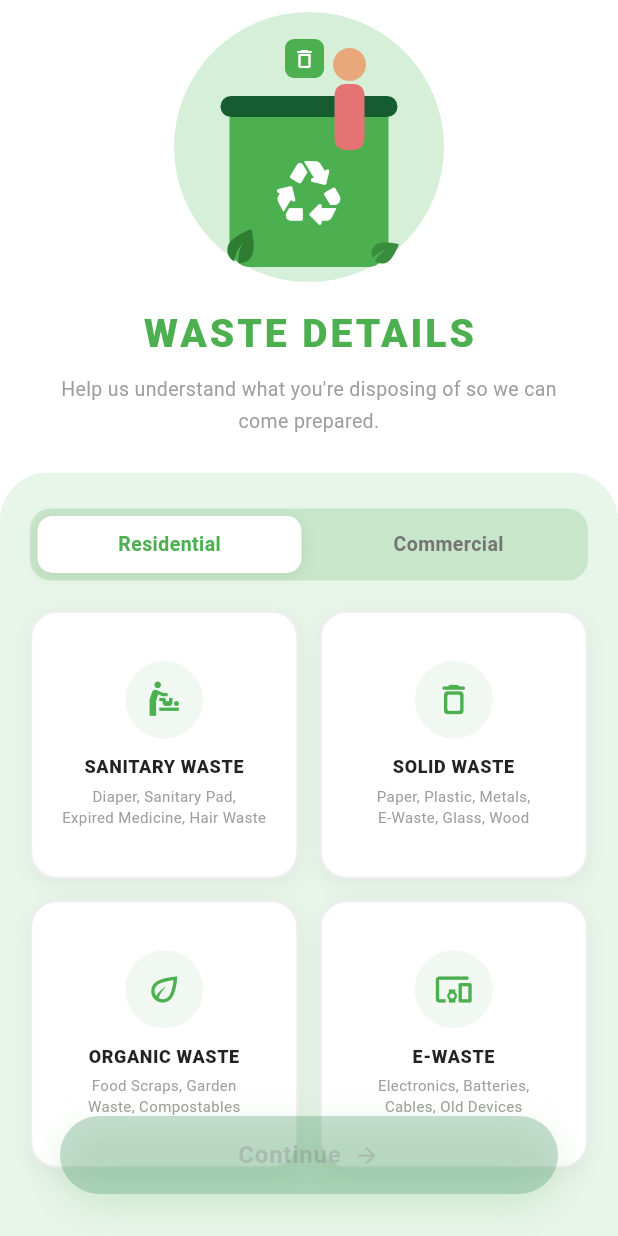
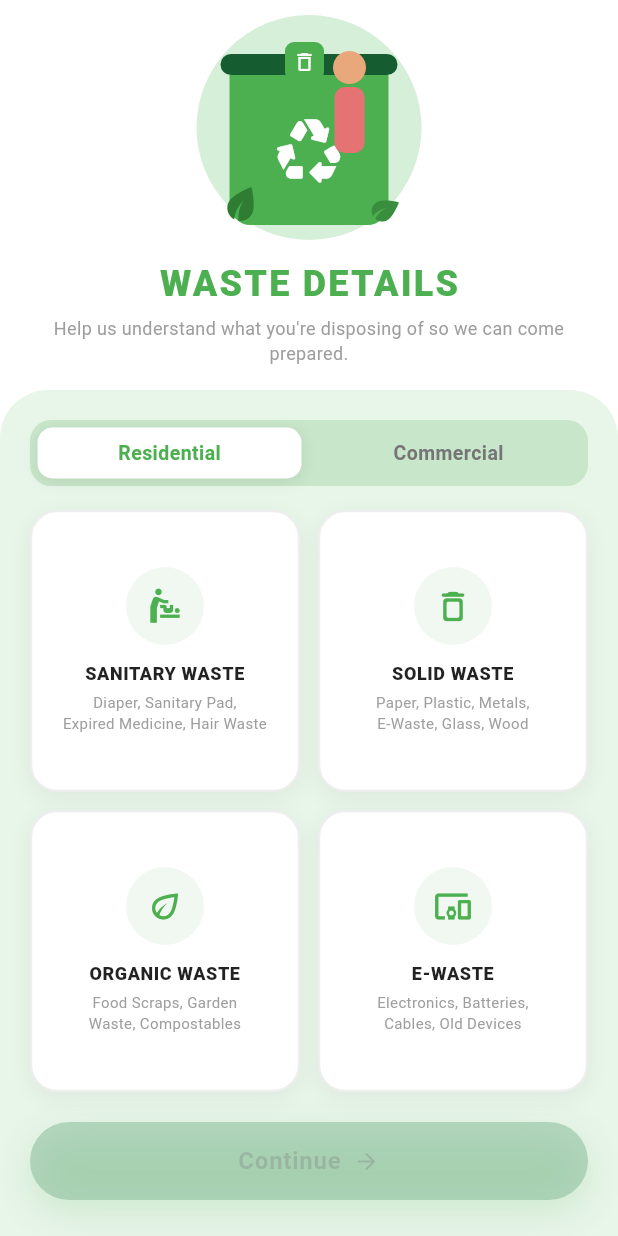
Before and after one commit to mahimastackup13/suchigo_app, a Flutter app: the BillScreen screen opened directly, on a phone screen of 412 x 824 dp. Run offline on Flutter 3.47's test engine with Material 3 defaults, Android fonts, the phone set to English and light mode, and no system bars; our stand-ins replace dio, firebase_core, flutter_secure_storage, flutter_svg, geocoding, geolocator; accounts and stored records are empty; Roboto replaces fonts that are missing (Poppins).

Commit message:
code updafded and bugs fixeed

```diff
--- a/lib/Screens.dart/bill_screen.dart
+++ b/lib/Screens.dart/bill_screen.dart
@@ -77,89 +77,49 @@ class _BillScreenState extends State<BillScreen> {
       builder: (context, billProvider, _) {
         return Scaffold(
           backgroundColor: Colors.white,
-          body: Stack(
-            children: [
-              // ── Main Scrollable Content ──────────────────────────────
-              CustomScrollView(
-                physics: const BouncingScrollPhysics(),
-                slivers: [
-                  // ── White top section: back + illustration + title ──
-                  SliverToBoxAdapter(
-                    child: Container(
-                      color: Colors.white,
-                      child: SafeArea(
-                        bottom: false,
+          body: SafeArea(
+            bottom: false, // We handle bottom padding in the button
             child: Column(
               children: [
-                            // Back button row
-                            Align(
-                              alignment: Alignment.centerLeft,
-                              child: Padding(
-                                padding: const EdgeInsets.only(
-                                  left: 8,
-                                  top: 4,
-                                  bottom: 4,
-                                ),
-                                // child: IconButton(
-                                //   icon: const Icon(
-                                //     Icons.arrow_back_rounded,
-                                //     color: Colors.black87,
-                                //     size: 24,
-                                //   ),
-                                //   onPressed: () =>
-                                //       Navigator.of(context).pushAndRemoveUntil(
-                                //         MaterialPageRoute(
-                                //           builder: (_) => const HomeScreen(),
-                                //         ),
-                                //         (route) => false,
-                                //       ),
-                                // ),
+                // ── Top Section (Illustration & Text) ──────────────────────────
+                const SizedBox(height: 10),
+
+                // Illustration (Scaled down slightly to save space)
+                SizedBox(height: 150, child: _BinIllustration()),
+
+                const SizedBox(height: 12),
+
+                // Title
+                const Text(
+                  'WASTE DETAILS',
+                  style: TextStyle(
+                    fontSize: 24,
+                    fontWeight: FontWeight.w900,
+                    color: Color(0xFF4CAF50),
+                    letterSpacing: 1.5,
                   ),
                 ),
 
-                            // ── Illustration ──────────────────────────
-                            SizedBox(height: 180, child: _BinIllustration()),
-
-                            const SizedBox(height: 16),
-
-                            // ── Title ─────────────────────────────────
-                            const Text(
-                              'WASTE DETAILS',
-                              style: TextStyle(
-                                fontSize: 26,
-                                fontWeight: FontWeight.w900,
-                                color: Color(0xFF4CAF50),
-                                letterSpacing: 2,
-                              ),
-                            ),
-
-                            const SizedBox(height: 8),
+                const SizedBox(height: 4),
 
                 Padding(
-                              padding: const EdgeInsets.symmetric(
-                                horizontal: 32,
-                              ),
+                  padding: const EdgeInsets.symmetric(horizontal: 32),
                   child: Text(
                     'Help us understand what you\'re disposing of so we can come prepared.',
                     textAlign: TextAlign.center,
                     style: TextStyle(
-                                  fontSize: 13,
+                      fontSize: 12,
                       color: Colors.grey.shade500,
-                                  height: 1.6,
+                      height: 1.4,
                       fontWeight: FontWeight.w400,
                     ),
                   ),
                 ),
 
-                            const SizedBox(height: 24),
-                          ],
-                        ),
-                      ),
-                    ),
-                  ),
+                const SizedBox(height: 16),
 
-                  // ── Green rounded card section ──────────────────────
-                  SliverToBoxAdapter(
+                // ── Bottom Section (Tabs, Grid, Button) ──────────────────────
+                Expanded(
                   child: Container(
                     decoration: const BoxDecoration(
                       color: Color(0xFFE8F5E9),
@@ -168,15 +128,15 @@ class _BillScreenState extends State<BillScreen> {
                         topRight: Radius.circular(32),
                       ),
                     ),
+                    child: Padding(
+                      padding: const EdgeInsets.symmetric(horizontal: 20),
                       child: Column(
                         children: [
-                          const SizedBox(height: 24),
+                          const SizedBox(height: 20),
 
-                          // ── Tab Selector ────────────────────────────
-                          Padding(
-                            padding: const EdgeInsets.symmetric(horizontal: 20),
-                            child: Container(
-                              height: 48,
+                          // Tab Selector
+                          Container(
+                            height: 44, // Reduced height
                             decoration: BoxDecoration(
                               color: const Color(0xFFC8E6C9),
                               borderRadius: BorderRadius.circular(14),
@@ -186,66 +146,79 @@ class _BillScreenState extends State<BillScreen> {
                                 _TabButton(
                                   label: 'Residential',
                                   selected: _selectedTab == 0,
-                                    onTap: () =>
-                                        setState(() => _selectedTab = 0),
+                                  onTap: () => setState(() => _selectedTab = 0),
                                 ),
                                 _TabButton(
                                   label: 'Commercial',
                                   selected: _selectedTab == 1,
-                                    onTap: () =>
-                                        setState(() => _selectedTab = 1),
+                                  onTap: () => setState(() => _selectedTab = 1),
                                 ),
                               ],
                             ),
+                          ),
+
+                          const SizedBox(height: 16),
+
+                          // ── Responsive Waste Category Grid ──────────────────
+                          // We use Expanded Rows/Columns so it perfectly fills the
+                          // remaining screen height without scrolling!
+                          Expanded(
+                            child: Column(
+                              children: [
+                                Expanded(
+                                  child: Row(
+                                    children: [
+                                      Expanded(
+                                        child: _WasteCategoryCard(
+                                          category: categories[0],
+                                          isSelected: billProvider.selectedOption == categories[0].value,
+                                          onTap: () => billProvider.setSelectedOption(categories[0].value),
+                                        ),
+                                      ),
+                                      const SizedBox(width: 12),
+                                      Expanded(
+                                        child: _WasteCategoryCard(
+                                          category: categories[1],
+                                          isSelected: billProvider.selectedOption == categories[1].value,
+                                          onTap: () => billProvider.setSelectedOption(categories[1].value),
+                                        ),
+                                      ),
+                                    ],
+                                  ),
+                                ),
+                                const SizedBox(height: 12),
+                                Expanded(
+                                  child: Row(
+                                    children: [
+                                      Expanded(
+                                        child: _WasteCategoryCard(
+                                          category: categories[2],
+                                          isSelected: billProvider.selectedOption == categories[2].value,
+                                          onTap: () => billProvider.setSelectedOption(categories[2].value),
+                                        ),
+                                      ),
+                                      const SizedBox(width: 12),
+                                      Expanded(
+                                        child: _WasteCategoryCard(
+                                          category: categories[3],
+                                          isSelected: billProvider.selectedOption == categories[3].value,
+                                          onTap: () => billProvider.setSelectedOption(categories[3].value),
+                                        ),
+                                      ),
+                                    ],
+                                  ),
+                                ),
+                              ],
                             ),
                           ),
 
                           const SizedBox(height: 20),
 
-                          // ── Waste Category Grid ──────────────────────
+                          // ── Continue Button ─────────────────────────────────
                           Padding(
-                            padding: const EdgeInsets.symmetric(horizontal: 20),
-                            child: GridView.builder(
-                              shrinkWrap: true,
-                              physics: const NeverScrollableScrollPhysics(),
-                              gridDelegate:
-                                  const SliverGridDelegateWithFixedCrossAxisCount(
-                                    crossAxisCount: 2,
-                                    crossAxisSpacing: 14,
-                                    mainAxisSpacing: 14,
-                                    childAspectRatio: 1.0,
-                                  ),
-                              itemCount: categories.length,
-                              itemBuilder: (context, index) {
-                                final cat = categories[index];
-                                final isSelected =
-                                    billProvider.selectedOption == cat.value;
-                                return _WasteCategoryCard(
-                                  category: cat,
-                                  isSelected: isSelected,
-                                  onTap: () =>
-                                      billProvider.setSelectedOption(cat.value),
-                                );
-                              },
-                            ),
-                          ),
-
-                          // Space for floating button
-                          const SizedBox(height: 100),
-                        ],
-                      ),
-                    ),
-                  ),
-                ],
-              ),
-
-              // ── Floating Continue Button ─────────────────────────────
-              Positioned(
-                bottom: 28,
-                left: 40,
-                right: 40,
-                child: Consumer<BillProvider>(
-                  builder: (context, billProvider, _) {
+                            padding: const EdgeInsets.only(bottom: 24),
+                            child: Builder(
+                              builder: (context) {
                                 final enabled = billProvider.selectedOption != null;
                                 return AnimatedOpacity(
                                   opacity: enabled ? 1.0 : 0.5,
@@ -255,7 +228,7 @@ class _BillScreenState extends State<BillScreen> {
                                       borderRadius: BorderRadius.circular(30),
                                       boxShadow: [
                                         BoxShadow(
-                              color:Color(0xFF4CAF50).withOpacity(0.35),
+                                          color: Color(0xFF4CAF50).withOpacity(0.35),
                                           blurRadius: 20,
                                           offset: const Offset(0, 8),
                                         ),
@@ -267,9 +240,7 @@ class _BillScreenState extends State<BillScreen> {
                                           : null,
                                       style: ElevatedButton.styleFrom(
                                         backgroundColor: Color(0xFF4CAF50),
-                            disabledBackgroundColor: const Color(
-                              0xFF1A7A40,
-                            ).withOpacity(0.5),
+                                        disabledBackgroundColor: const Color(0xFF1A7A40).withOpacity(0.5),
                                         foregroundColor: Colors.white,
                                         elevation: 0,
                                         minimumSize: const Size(double.infinity, 52),
@@ -299,6 +270,12 @@ class _BillScreenState extends State<BillScreen> {
                             ),
                           ),
                         ],
+                      ),
+                    ),
+                  ),
+                ),
+              ],
+            ),
           ),
         );
       },
@@ -509,8 +486,7 @@ class _WasteCategoryCard extends StatelessWidget {
       onTap: onTap,
       child: AnimatedContainer(
         duration: const Duration(milliseconds: 200),
-        padding: const EdgeInsets.symmetric(horizontal: 14, vertical: 18),
-        constraints: const BoxConstraints(minWidth: 120, maxWidth: 180),
+        padding: const EdgeInsets.symmetric(horizontal: 8, vertical: 8),
         decoration: BoxDecoration(
           color: isSelected ? Color(0xFF4CAF50) : Colors.white,
           borderRadius: BorderRadius.circular(18),
--- a/lib/provider/bill_provider.dart
+++ b/lib/provider/bill_provider.dart
@@ -33,7 +33,7 @@ class BillProvider extends ChangeNotifier {
 
       // Navigate to the next screen (PickupScreen)
       // Note: Assumes PickupScreen is correctly imported/accessible.
-      Navigator.pushReplacement(
+      Navigator.push(
         context,
         MaterialPageRoute(builder: (context) => const AddressScreen()),
       );
--- a/lib/provider/profile_provider.dart
+++ b/lib/provider/profile_provider.dart
@@ -39,6 +39,8 @@ class ProfileProvider extends ChangeNotifier {
     }
 
     // 2. Background fetch to sync with source of truth
+    // Disabled temporarily because 'profile/' endpoint is returning 401 and triggering global logout.
+    /*
     try {
       final response = await ApiClient.instance.get('profile/');
       if (response.statusCode == 200) {
@@ -51,8 +53,9 @@ class ProfileProvider extends ChangeNotifier {
         notifyListeners();
       }
     } catch (e) {
-      debugPrint("Optimistic UI API sync failed (possibly no endpoint yet or offline): $e");
+      debugPrint("Optimistic UI API sync failed: $e");
     }
+    */
   }
 
   void onTabTapped(BuildContext context, int index) {
```
Also changed, not shown: lib/Screens.dart/address_screen.dart (+19 -48 lines), lib/Screens.dart/booking_confirmation_screen.dart (+11 -23 lines), lib/Screens.dart/home_screen.dart (+70 -49 lines). Lines whose indentation alone changed are shown as unchanged.
